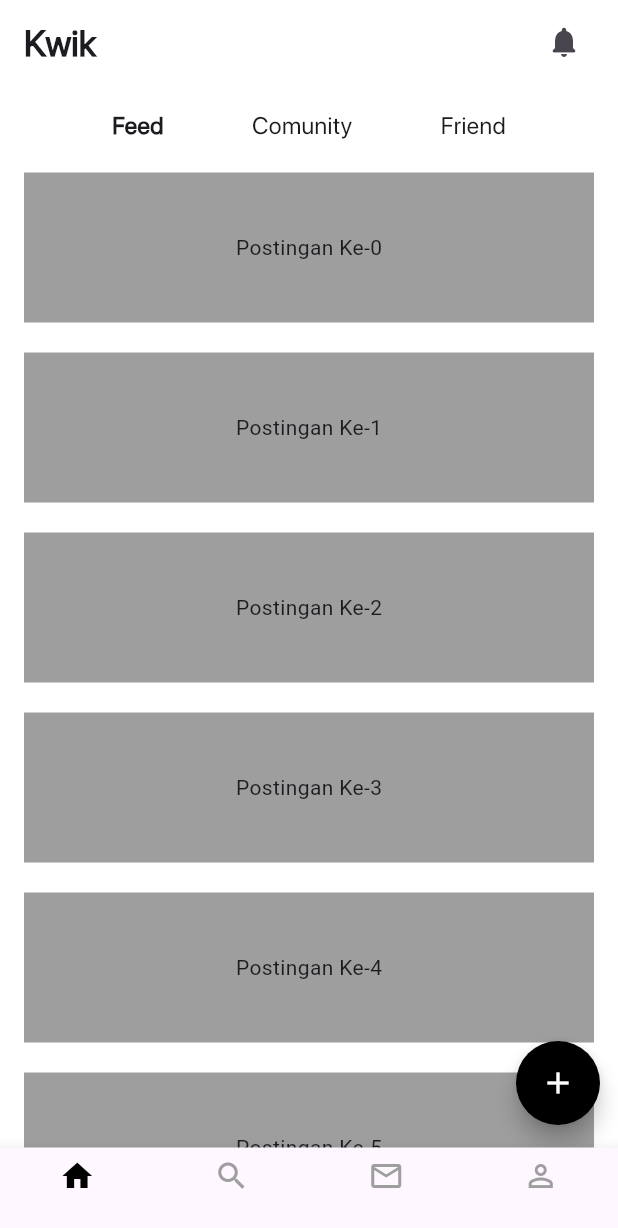
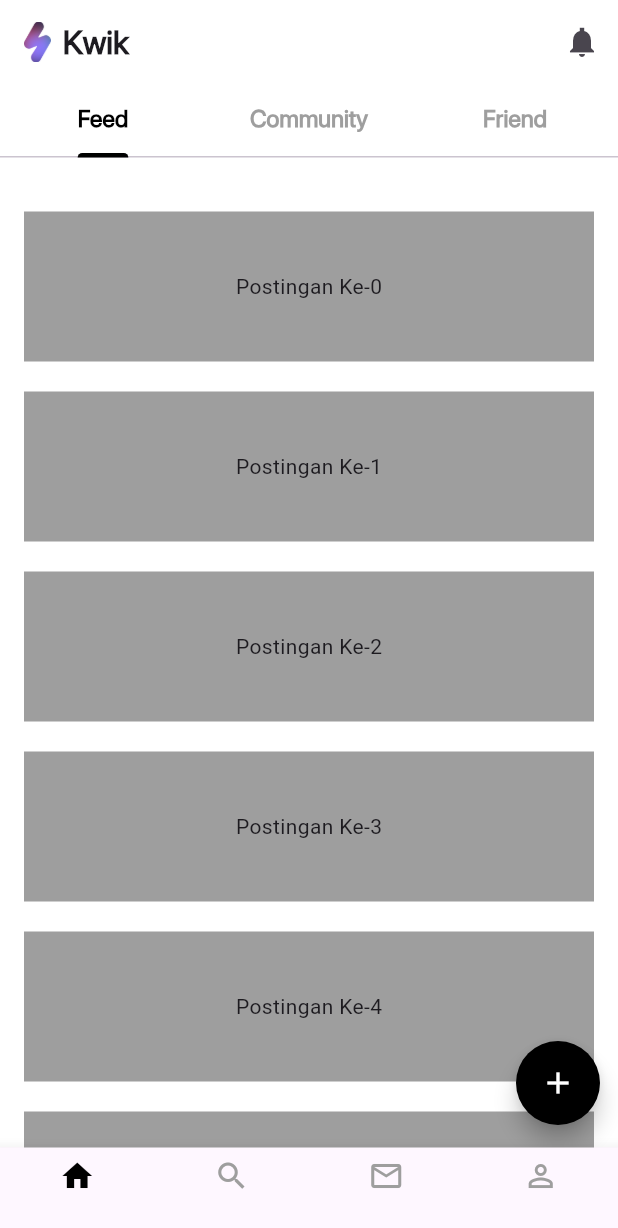
Before and after one commit to bagus-kurniawan29/KWIK-Mobile-App, a Flutter app: the screen it shows after launch, on a phone screen of 412 x 824 dp. Shown: the top 1228 px of the screen. Run offline on Flutter 3.47's test engine with Material 3 defaults, Android fonts, the light colour scheme and no system bars; project files that could hold a hidden picture were left out.

Commit message:
Third Commit

```diff
--- a/lib/screens/homepage.dart
+++ b/lib/screens/homepage.dart
@@ -5,63 +5,58 @@ class Homepage extends StatelessWidget {
 
   @override
   Widget build(BuildContext context) {
-    return Scaffold(
+    return DefaultTabController(
+      length: 3,
+      child: Scaffold(
         backgroundColor: Colors.white,
         appBar: AppBar(
-        actionsPadding: EdgeInsets.only(right: 12),
-        title: Text(
+          elevation: 0,
+          scrolledUnderElevation: 0,
+          title: Row(
+            children: [
+              Image.asset('images/logo.png', height: 27),
+              SizedBox(width: 8),
+              Text(
                 'Kwik',
                 style: TextStyle(
-            fontSize: 24,
                   fontFamily: 'sfpro',
                   fontWeight: FontWeight.bold,
                 ),
               ),
+            ],
+          ),
+          actions: [
+            IconButton(onPressed: () {}, icon: Icon(Icons.notifications_sharp)),
+          ],
           backgroundColor: Colors.white,
-        actions: [
-          IconButton(onPressed: () {}, icon: Icon(Icons.notifications_rounded)),
+          bottom: const TabBar(
+            labelColor: Colors.black,
+            unselectedLabelColor: Colors.grey,
+            indicatorColor: Colors.black,
+            indicatorWeight: 3,
+            labelStyle: TextStyle(
+              fontSize: 16,
+              fontFamily: 'sfpro',
+              fontWeight: FontWeight.bold,
+            ),
+            tabs: [
+              Tab(text: 'Feed'),
+              Tab(text: 'Community'),
+              Tab(text: 'Friend'),
             ],
+          ),
         ),
         body: Stack(
           children: [
             SingleChildScrollView(
               physics: BouncingScrollPhysics(
-              decelerationRate: ScrollDecelerationRate.normal
+                decelerationRate: ScrollDecelerationRate.normal,
               ),
               child: Padding(
                 padding: EdgeInsets.all(16.0),
                 child: Column(
                   crossAxisAlignment: CrossAxisAlignment.start,
                   children: [
-                  Row(
-                    mainAxisAlignment: MainAxisAlignment.spaceEvenly,
-                    children: [
-                      Text(
-                        'Feed',
-                        style: TextStyle(
-                          fontSize: 16,
-                          fontFamily: "sfpro",
-                          fontWeight: FontWeight.w600,
-                        ),
-                      ),
-                      Text(
-                        'Comunity',
-                        style: TextStyle(
-                          fontSize: 16,
-                          fontFamily: "sfpro",
-                          fontWeight: FontWeight.w400,
-                        ),
-                      ),
-                      Text(
-                        'Friend',
-                        style: TextStyle(
-                          fontSize: 16,
-                          fontFamily: "sfpro",
-                          fontWeight: FontWeight.w400,
-                        ),
-                      ),
-                    ],
-                  ),
                     ...List.generate(
                       20,
                       (index) => Container(
@@ -88,6 +83,7 @@ class Homepage extends StatelessWidget {
             ),
           ],
         ),
+      ),
     );
   }
 }
```
Lines whose indentation alone changed are shown as unchanged.
